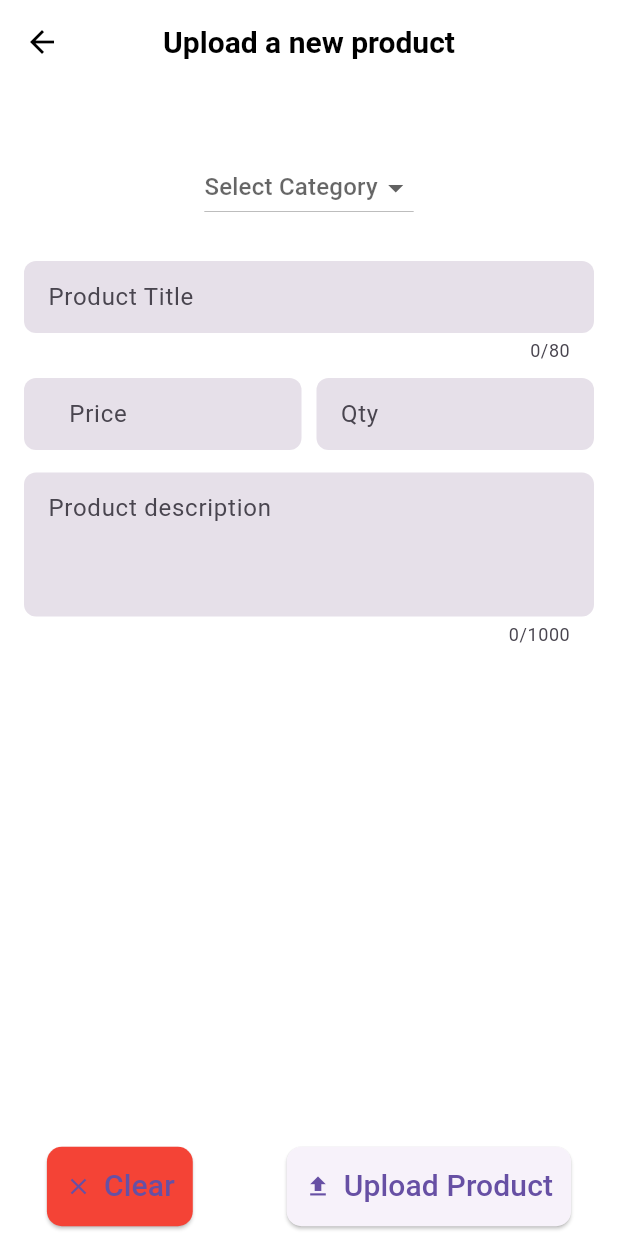
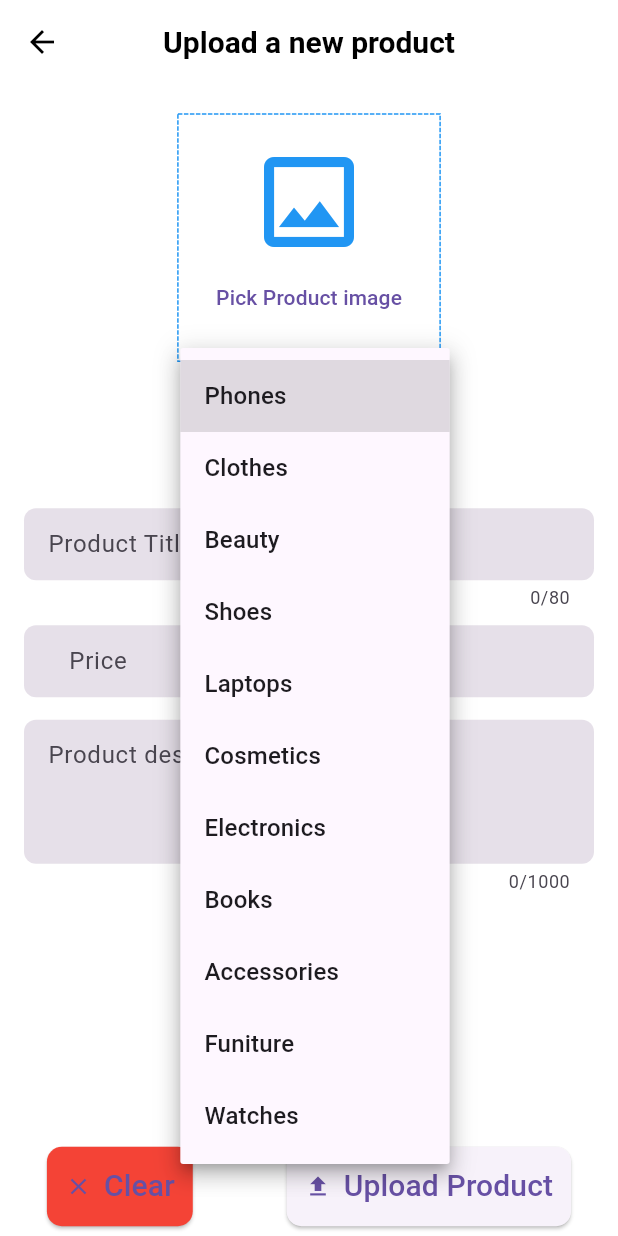
Before and after one commit to AMIRAMOHMED/admain_panel, a Flutter app: the EditOrUploadProductScreen screen opened by its route, after a tap on "Select Category", on a phone screen of 412 x 824 dp. Run offline on Flutter 3.47's test engine with Material 3 defaults, Android fonts, the phone set to English and light mode, and no system bars; drawn by our look-alikes of dotted_border; our stand-ins replace fancy_shimmer_image, image_picker, shared_preferences, shimmer; missing offline and left inert: dynamic_height_grid_view; accounts and stored records are empty.

Commit message:
first commit

```diff
--- a/lib/consts/app_consts.dart
+++ b/lib/consts/app_consts.dart
@@ -9,6 +9,11 @@
     'Clothes',
     'Beauty',
     'Shoes',
+    "Laptops",
+    "Cosmetics",
+    "Electronics",
+    "Books",
+    "Accessories",
     'Funiture',
     'Watches',
   ];
--- a/lib/main.dart
+++ b/lib/main.dart
@@ -43,7 +43,7 @@
           routes: {
             OrdersScreenFree.routeName: (context) => const OrdersScreenFree(),
             SearchScreen.routeName: (context) => const SearchScreen(),
-            EditOrUploadProductScreen.routeName:(context)=>const EditOrUploadProductScreen()
+            EditOrUploadProductScreen.routeName:(context)=>const  EditOrUploadProductScreen()
           },
         );
       }),
--- a/lib/screens/inner_Screen/edit_uploaded_product_screen.dart
+++ b/lib/screens/inner_Screen/edit_uploaded_product_screen.dart
@@ -1,9 +1,13 @@
+import 'dart:io';
+
 import 'package:admain_panel/consts/app_consts.dart';
+import 'package:dotted_border/dotted_border.dart';
 import 'package:flutter/material.dart';
 import 'package:flutter/services.dart';
 import 'package:image_picker/image_picker.dart';
 
 import '../../consts/my_validators.dart';
+import '../../models/product_model.dart';
 import '../../services/my_app_method.dart';
 import '../../widgets/subtitle_text.dart';
 import '../../widgets/title_text.dart';
@@ -13,7 +17,10 @@
 
   const EditOrUploadProductScreen({
     super.key,
+    this.productModel,
   });
+
+  final ProductModel? productModel;
 
   @override
   State<EditOrUploadProductScreen> createState() =>
@@ -21,21 +28,31 @@
 }
 
 class _EditOrUploadProductScreenState extends State<EditOrUploadProductScreen> {
+  String? productNetworkImage;
   final _formKey = GlobalKey<FormState>();
   XFile? _pickedImage;
-
+  bool isEditing = false;
   late TextEditingController _titleController,
       _priceController,
       _descriptionController,
       _quantityController;
   String? _categoryValue;
-  @override
+
   @override
   void initState() {
-    _titleController = TextEditingController(text: "");
-    _priceController = TextEditingController(text: "");
-    _descriptionController = TextEditingController(text: "");
-    _quantityController = TextEditingController(text: "");
+    if (widget.productModel != null) {
+      isEditing = true;
+      productNetworkImage = widget.productModel!.productImage;
+      _categoryValue = widget.productModel!.productCategory;
+    }
+    _titleController =
+        TextEditingController(text: widget.productModel?.productTitle);
+    _priceController =
+        TextEditingController(text: widget.productModel?.productPrice);
+    _descriptionController =
+        TextEditingController(text: widget.productModel?.productDescription);
+    _quantityController =
+        TextEditingController(text: widget.productModel?.productQuantity);
 
     super.initState();
   }
@@ -60,6 +77,7 @@
   void removePickedImage() {
     setState(() {
       _pickedImage = null;
+      productNetworkImage = null;
     });
   }
 
@@ -68,6 +86,14 @@
       MyAppMethods.showErrorORWarningDialog(
         context: context,
         subtitle: "Category is empty",
+        fct: () {},
+      );
+      return;
+    }
+    if (_pickedImage == null && productNetworkImage == null) {
+      MyAppMethods.showErrorORWarningDialog(
+        context: context,
+        subtitle: "PleasePickImage",
         fct: () {},
       );
       return;
@@ -81,7 +107,16 @@
     final isValid = _formKey.currentState!.validate();
     FocusScope.of(context).unfocus();
 
-    if (isValid) {}
+    if (isValid) {
+      if (_pickedImage == null && productNetworkImage == null) {
+        MyAppMethods.showErrorORWarningDialog(
+          context: context,
+          subtitle: "PleasePickImage",
+          fct: () {},
+        );
+        return;
+      }
+    }
   }
 
   Future<void> localImagePicker() async {
@@ -99,10 +134,12 @@
       removeFCT: () {
         setState(() {
           _pickedImage = null;
+          productNetworkImage = null;
         });
       },
     );
   }
+
   @override
   Widget build(BuildContext context) {
     final size = MediaQuery.of(context).size;
@@ -148,13 +185,19 @@
                     ),
                   ),
                   icon: const Icon(Icons.upload),
-                  label: const Text(
-                    "Upload Product",
-                    style: TextStyle(
+                  label: Text(
+                    isEditing ? "Edit Product" : "Upload Product",
+                    style: const TextStyle(
                       fontSize: 20,
                     ),
                   ),
-                  onPressed: () { _uploadProduct();},
+                  onPressed: () {
+                    if (isEditing) {
+                      _editProduct();
+                    } else {
+                      _uploadProduct();
+                    }
+                  },
                 ),
               ],
             ),
@@ -179,17 +222,87 @@
                   const SizedBox(
                     height: 20,
                   ),
-                  /* Image picker here ***********************************/
-
+                  if (isEditing && productNetworkImage != null) ...[
+                    ClipRRect(
+                      borderRadius: BorderRadius.circular(12),
+                      child: Image.network(
+                        productNetworkImage!,
+                        height: size.width * 0.5,
+                        alignment: Alignment.center,
+                      ),
+                    ),
+                  ] else if (_pickedImage == null) ...[
+                    SizedBox(
+                      height: size.width * .4,
+                      width: size.width * .4 + 10,
+                      child: DottedBorder(
+                          radius: const Radius.circular(15),
+                          color: Colors.blue,
+                          child: Center(
+                            child: Column(
+                              mainAxisAlignment: MainAxisAlignment.center,
+                              crossAxisAlignment: CrossAxisAlignment.center,
+                              children: [
+                                const Icon(
+                                  Icons.image_outlined,
+                                  size: 80,
+                                  color: Colors.blue,
+                                ),
+                                TextButton(
+                                    onPressed: () {
+                                      localImagePicker();
+                                    },
+                                    child: const Text("Pick Product image"))
+                              ],
+                            ),
+                          )),
+                    ),
+                  ] else ...[
+                    ClipRRect(
+                      borderRadius: BorderRadius.circular(12),
+                      child: Image.file(
+                        File(
+                          _pickedImage!.path,
+                        ),
+                        // width: size.width * 0.7,
+                        height: size.width * 0.5,
+                        alignment: Alignment.center,
+                      ),
+                    ),
+                  ],
+                  if (_pickedImage != null && productNetworkImage != null) ...[
+                    Row(
+                      mainAxisAlignment: MainAxisAlignment.center,
+                      children: [
+                        TextButton(
+                          onPressed: () {
+                            localImagePicker();
+                          },
+                          child: const Text("Pick another image"),
+                        ),
+                        TextButton(
+                          onPressed: () {
+                            removePickedImage();
+                          },
+                          child: const Text(
+                            "Remove image",
+                            style: TextStyle(color: Colors.red),
+                          ),
+                        ),
+                      ],
+                    )
+                  ],
                   const SizedBox(
                     height: 25,
                   ),
                   DropdownButton(
-                      hint: const Text("Select Category"),
+                      hint: Text(_categoryValue ?? "Select Category"),
                       value: _categoryValue,
                       items: AppConstants.categoriesDropDownList,
                       onChanged: (String? value) {
-                        setState(() {_categoryValue = value;});
+                        setState(() {
+                          _categoryValue = value;
+                        });
                       }),
                   const SizedBox(
                     height: 25,
--- a/lib/widgets/product_widget.dart
+++ b/lib/widgets/product_widget.dart
@@ -1,3 +1,4 @@
+import 'package:admain_panel/screens/inner_Screen/edit_uploaded_product_screen.dart';
 import 'package:fancy_shimmer_image/fancy_shimmer_image.dart';
 import 'package:flutter/material.dart';
 import 'package:provider/provider.dart';
@@ -29,11 +30,7 @@
       padding: const EdgeInsets.all(3.0),
       child: GestureDetector(
         onTap: () async {
-          // await Navigator.pushNamed(
-          //   context,
-          //   ProductDetails.routName,
-          //   arguments: getCurrProduct.productId,
-          // );
+        Navigator.push(context, MaterialPageRoute(builder: (context)=>EditOrUploadProductScreen(productModel: getCurrProduct,)));
         },
         child: Column(
           children: [
--- a/pubspec.yaml
+++ b/pubspec.yaml
@@ -45,6 +45,7 @@
   card_swiper: ^2.0.4
   image_picker: ^0.8.7+5
   uuid: ^3.0.7
+  dotted_border: ^2.1.0
 dev_dependencies:
   flutter_test:
     sdk: flutter
```
Also changed, not shown: pubspec.lock.
